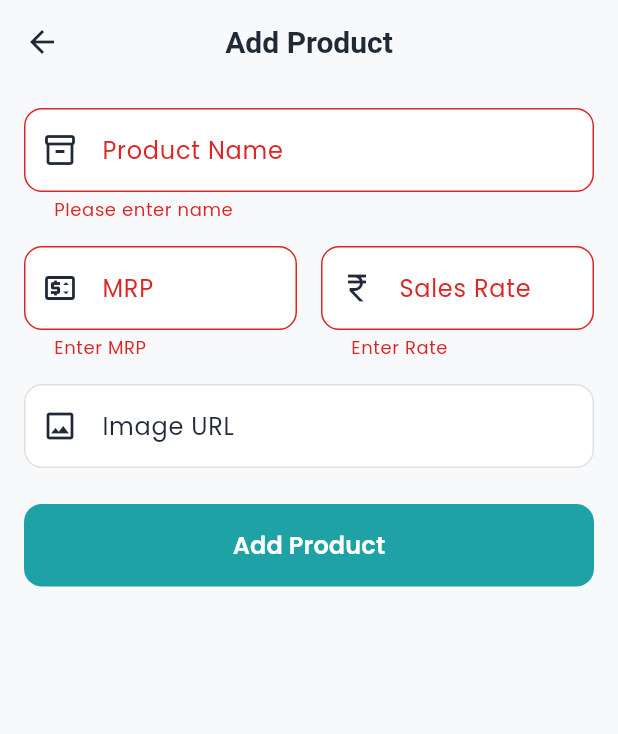
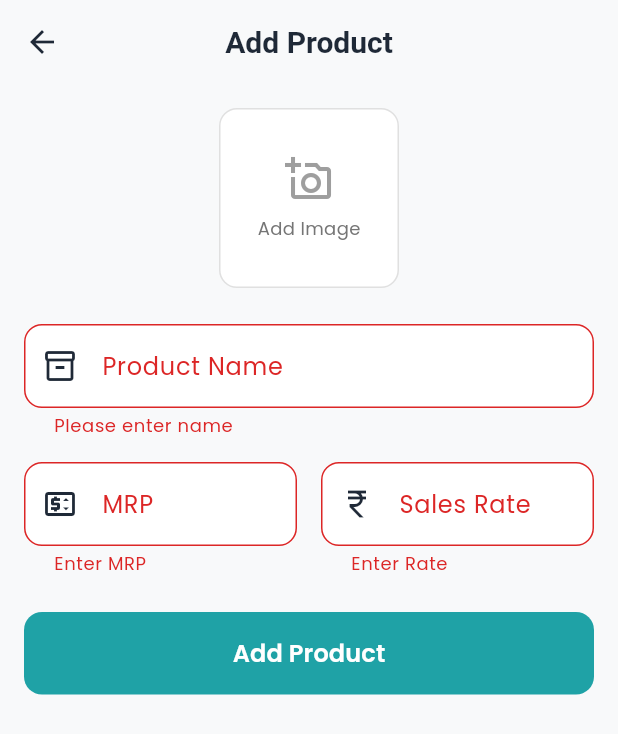
Before and after one commit to Vivekchavda1374/Hetanshi-Enterprise, a Flutter app: the AddEditProductScreen screen opened directly, after a tap on "Add Product", on a phone screen of 412 x 824 dp. Shown: the top 734 px of the screen. Run offline on Flutter 3.47's test engine with Material 3 defaults, Android fonts, the phone set to English and light mode, and no system bars; our stand-ins replace animate_do, cloud_firestore, firebase_core, fl_chart, flutter_staggered_animations, google_fonts and 1 more; accounts and stored records are empty.

Commit message:
feat: Implement image picker and base64 encoding for product images

```diff
--- a/lib/screens/product/add_edit_product_screen.dart
+++ b/lib/screens/product/add_edit_product_screen.dart
@@ -2,6 +2,10 @@ import 'package:flutter/material.dart';
   import 'package:google_fonts/google_fonts.dart';
   import 'package:hetanshi_enterprise/models/product_model.dart';
   import 'package:hetanshi_enterprise/services/firestore_service.dart';
+  import 'package:image_picker/image_picker.dart';
+  import 'dart:convert';
+  import 'dart:io';
+  import 'package:flutter/foundation.dart';
 
   class AddEditProductScreen extends StatefulWidget {
     final Product? product;
@@ -15,12 +19,15 @@ class AddEditProductScreen extends StatefulWidget {
   class _AddEditProductScreenState extends State<AddEditProductScreen> {
     final _formKey = GlobalKey<FormState>();
     final _firestoreService = FirestoreService();
+    final ImagePicker _picker = ImagePicker();
 
     late TextEditingController _nameController;
     late TextEditingController _mrpController;
     late TextEditingController _salesRateController;
-  late TextEditingController _imageUrlController;
 
+    // Image handling
+    XFile? _selectedImage;
+    String _currentImageUrl = '';
     bool _isLoading = false;
 
     @override
@@ -31,8 +38,7 @@ class _AddEditProductScreenState extends State<AddEditProductScreen> {
           TextEditingController(text: widget.product?.mrp.toString() ?? '');
       _salesRateController =
           TextEditingController(text: widget.product?.salesRate.toString() ?? '');
-    _imageUrlController =
-        TextEditingController(text: widget.product?.imageUrl ?? '');
+      _currentImageUrl = widget.product?.imageUrl ?? '';
     }
 
     @override
@@ -40,8 +46,34 @@ class _AddEditProductScreenState extends State<AddEditProductScreen> {
       _nameController.dispose();
       _mrpController.dispose();
       _salesRateController.dispose();
-    _imageUrlController.dispose();
       super.dispose();
+    }
+
+    Future<void> _pickImage() async {
+      try {
+        final XFile? image = await _picker.pickImage(source: ImageSource.gallery);
+        if (image != null) {
+          setState(() {
+            _selectedImage = image;
+          });
+        }
+      } catch (e) {
+        ScaffoldMessenger.of(context).showSnackBar(
+          SnackBar(content: Text('Error picking image: $e')),
+        );
+      }
+    }
+
+    Future<String> _convertImageToBase64() async {
+    if (_selectedImage == null) return _currentImageUrl;
+
+    try {
+      final Uint8List imageBytes = await _selectedImage!.readAsBytes();
+      final String base64String = base64Encode(imageBytes);
+      return base64String;
+    } catch (e) {
+      throw Exception('Image conversion failed: $e');
+    }
   }
 
   Future<void> _saveProduct() async {
@@ -50,12 +82,18 @@ class _AddEditProductScreenState extends State<AddEditProductScreen> {
     setState(() => _isLoading = true);
 
     try {
+      // 1. Convert image to Base64 if selected
+      String finalImageUrl = _currentImageUrl;
+      if (_selectedImage != null) {
+        finalImageUrl = await _convertImageToBase64();
+      }
+
         final product = Product(
-        id: widget.product?.id ?? '', // ID ignored for add
+          id: widget.product?.id ?? '',
           name: _nameController.text.trim(),
           mrp: double.parse(_mrpController.text.trim()),
           salesRate: double.parse(_salesRateController.text.trim()),
-        imageUrl: _imageUrlController.text.trim(),
+          imageUrl: finalImageUrl,
         );
 
         if (widget.product == null) {
@@ -97,6 +135,69 @@ class _AddEditProductScreenState extends State<AddEditProductScreen> {
             key: _formKey,
             child: Column(
               children: [
+                GestureDetector(
+                  onTap: _pickImage,
+                  child: Container(
+                    width: 120,
+                    height: 120,
+                    decoration: BoxDecoration(
+                      color: Colors.white,
+                      borderRadius: BorderRadius.circular(12),
+                      border: Border.all(color: Colors.grey.shade300),
+                      image: _selectedImage != null
+                          ? DecorationImage(
+                              // For web, we can't use FileImage directly with path easily across platforms without shenanigans,
+                              // but for previewing raw bytes it's complex without Image.memory.
+                              // To keep it simple cross-platform:
+                              // If web: use NetworkImage (blob) if created? No, use Image.memory for bytes.
+                              image: kIsWeb
+                                  ? NetworkImage(_selectedImage!.path) // Accessing path on web blob might work or fail depending on browser
+                                  : FileImage(File(_selectedImage!.path)) as ImageProvider, // This branch won't execute on web
+                            fit: BoxFit.cover,
+                          )
+                        : (_currentImageUrl.isNotEmpty
+                            ? DecorationImage(
+                                image: _currentImageUrl.startsWith('http')
+                                    ? NetworkImage(_currentImageUrl)
+                                    : MemoryImage(base64Decode(_currentImageUrl)) as ImageProvider,
+                                fit: BoxFit.cover,
+                              )
+                            : null),
+                  ),
+                  child: (_selectedImage == null && _currentImageUrl.isEmpty)
+                      ? Column(
+                          mainAxisAlignment: MainAxisAlignment.center,
+                          children: [
+                            const Icon(Icons.add_a_photo_outlined, size: 32, color: Colors.grey),
+                            const SizedBox(height: 8),
+                            Text('Add Image', style: TextStyle(color: Colors.grey[600], fontSize: 12)),
+                          ],
+                        )
+                      : null,
+                ),
+              ),
+              // Helper to show Image.memory on web if needed, but keeping above simple first.
+              if (_selectedImage != null && kIsWeb)
+                 Padding(
+                   padding: const EdgeInsets.only(top: 8.0),
+                   child: FutureBuilder<Uint8List>(
+                     future: _selectedImage!.readAsBytes(),
+                     builder: (context, snapshot) {
+                       if (snapshot.hasData) {
+                         return Container(
+                           width: 120, height: 120,
+                           decoration: BoxDecoration(
+                             borderRadius: BorderRadius.circular(12),
+                             image: DecorationImage(image: MemoryImage(snapshot.data!), fit: BoxFit.cover),
+                           ),
+                         );
+                       }
+                       return const SizedBox();
+                     },
+                   ),
+                 ),
+
+              const SizedBox(height: 24),
               TextFormField(
                 controller: _nameController,
                 decoration: const InputDecoration(labelText: 'Product Name', prefixIcon: Icon(Icons.inventory_2_outlined)),
@@ -130,12 +231,6 @@ class _AddEditProductScreenState extends State<AddEditProductScreen> {
                   ),
                 ],
               ),
-              const SizedBox(height: 16),
-              TextFormField(
-                controller: _imageUrlController,
-                decoration: const InputDecoration(labelText: 'Image URL', prefixIcon: Icon(Icons.image_outlined)),
-                keyboardType: TextInputType.url,
-              ),
               const SizedBox(height: 24),
               SizedBox(
                 width: double.infinity,
--- a/lib/screens/product/product_list_screen.dart
+++ b/lib/screens/product/product_list_screen.dart
@@ -3,6 +3,7 @@ import 'package:hetanshi_enterprise/models/product_model.dart';
 import 'package:hetanshi_enterprise/services/firestore_service.dart';
 import 'package:hetanshi_enterprise/screens/product/add_edit_product_screen.dart';
 import 'package:flutter_staggered_animations/flutter_staggered_animations.dart';
+import 'dart:convert';
 
 class ProductListScreen extends StatelessWidget {
   const ProductListScreen({super.key});
@@ -58,7 +59,9 @@ class ProductListScreen extends StatelessWidget {
                               borderRadius: BorderRadius.circular(8),
                               image: product.imageUrl.isNotEmpty
                                   ? DecorationImage(
-                                      image: NetworkImage(product.imageUrl),
+                                      image: product.imageUrl.startsWith('http')
+                                          ? NetworkImage(product.imageUrl)
+                                          : MemoryImage(base64Decode(product.imageUrl)) as ImageProvider,
                                       fit: BoxFit.cover)
                                   : null,
                             ),
```
Lines whose indentation alone changed are shown as unchanged.
